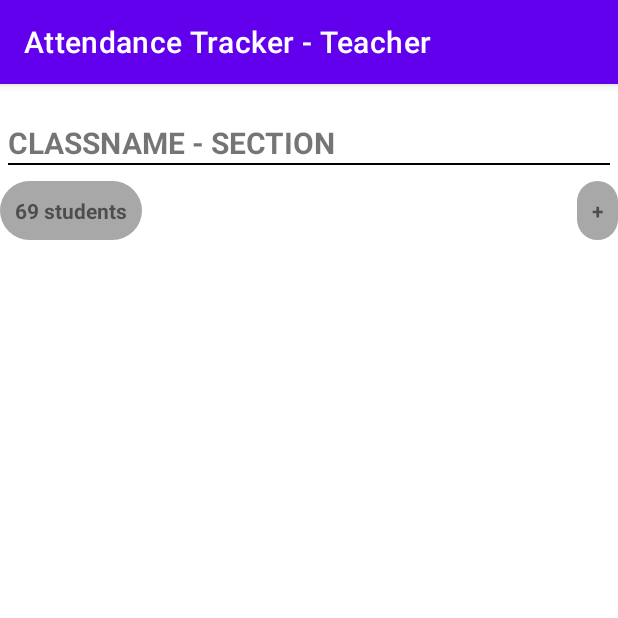
After one commit to enricosebastian/attendance-tracker-app, an Android app: the SingleClass screen opened directly, with no data from a screen before it, on a phone screen of 412 x 824 dp, the top half of it. The commit adds this screen. Run offline under Robolectric (Android 15) with nearby library versions, the phone set to English and light mode, and no system bars.

Commit message:
added single class view

```diff
--- a/app-tracker-teacher/app/src/main/AndroidManifest.xml
+++ b/app-tracker-teacher/app/src/main/AndroidManifest.xml
@@ -9,7 +9,10 @@
         android:roundIcon="@mipmap/ic_launcher_round"
         android:supportsRtl="true"
         android:theme="@style/Theme.AttendanceTrackerTeacher">
-        <activity android:name=".Classlist"></activity>
+        <activity
+            android:name=".SingleClass"
+            android:exported="true" />
+        <activity android:name=".Classlist" />
         <activity android:name=".MainActivity">
             <intent-filter>
                 <action android:name="android.intent.action.MAIN" />
--- a/app-tracker-teacher/app/src/main/java/com/mobdeve/s15/group1/attendancetrackerteacher/Adapter.java
+++ b/app-tracker-teacher/app/src/main/java/com/mobdeve/s15/group1/attendancetrackerteacher/Adapter.java
@@ -1,5 +1,6 @@
 package com.mobdeve.s15.group1.attendancetrackerteacher;
 
+import android.content.Intent;
 import android.util.Log;
 import android.view.LayoutInflater;
 import android.view.View;
@@ -42,6 +43,8 @@ public class Adapter extends RecyclerView.Adapter<ViewHolder> {
             @Override
             public void onClick(View v) {
                 Toast.makeText(holder.itemView.getContext(), "entering: "+data.get(position).getClassCode()+" "+data.get(position).getSectionCode(), Toast.LENGTH_SHORT).show();
+                Intent intent = new Intent(holder.itemView.getContext(), SingleClass.class);
+                holder.itemView.getContext().startActivity(intent);
             }
         });
     }
--- /dev/null
+++ b/app-tracker-teacher/app/src/main/java/com/mobdeve/s15/group1/attendancetrackerteacher/SingleClass.java
@@ -0,0 +1,14 @@
+package com.mobdeve.s15.group1.attendancetrackerteacher;
+
+import androidx.appcompat.app.AppCompatActivity;
+
+import android.os.Bundle;
+
+public class SingleClass extends AppCompatActivity {
+
+    @Override
+    protected void onCreate(Bundle savedInstanceState) {
+        super.onCreate(savedInstanceState);
+        setContentView(R.layout.activity_single_class);
+    }
+}
--- /dev/null
+++ b/app-tracker-teacher/app/src/main/res/layout/activity_single_class.xml
@@ -0,0 +1,72 @@
+<?xml version="1.0" encoding="utf-8"?>
+<androidx.constraintlayout.widget.ConstraintLayout xmlns:android="http://schemas.android.com/apk/res/android"
+    xmlns:app="http://schemas.android.com/apk/res-auto"
+    xmlns:tools="http://schemas.android.com/tools"
+    android:layout_width="match_parent"
+    android:layout_height="match_parent"
+    tools:context=".SingleClass">
+
+    <androidx.constraintlayout.widget.ConstraintLayout
+        android:layout_width="wrap_content"
+        android:layout_height="wrap_content"
+        app:layout_constraintTop_toTopOf="parent"
+        app:layout_constraintStart_toStartOf="parent"
+        app:layout_constraintEnd_toEndOf="parent"
+        android:layout_marginTop="20dp"
+        android:id="@+id/topBar"
+        android:padding="5dp">
+
+        <TextView
+            android:layout_width="wrap_content"
+            android:layout_height="wrap_content"
+            android:id="@+id/txtClassTitle"
+            android:text="CLASSNAME - SECTION"
+            android:textStyle="bold"
+            android:textSize="20sp"/>
+
+        <View
+            android:id="@+id/dividerLine"
+            android:layout_width="match_parent"
+            app:layout_constraintTop_toBottomOf="@+id/txtClassTitle"
+            app:layout_constraintStart_toStartOf="parent"
+            app:layout_constraintEnd_toEndOf="parent"
+            android:layout_height="1dp"
+            android:background="@color/black"
+            />
+
+    </androidx.constraintlayout.widget.ConstraintLayout>
+
+    <androidx.constraintlayout.widget.ConstraintLayout
+        android:layout_width="match_parent"
+        android:layout_height="wrap_content"
+        android:id="@+id/infoBar"
+        app:layout_constraintTop_toBottomOf="@+id/topBar"
+        app:layout_constraintStart_toStartOf="parent"
+        app:layout_constraintEnd_toEndOf="parent"
+        android:layout_marginTop="5dp">
+
+        <TextView
+            android:layout_width="wrap_content"
+            android:layout_height="wrap_content"
+            android:id="@+id/txtStudentCount"
+            android:text="69 students"
+            android:textStyle="bold"
+            android:padding="10dp"
+            android:background="@drawable/template_rounded_corner"
+            android:backgroundTint="@color/gray"/>
+
+        <TextView
+            android:layout_width="wrap_content"
+            android:layout_height="wrap_content"
+            android:id="@+id/txtAddClass"
+            android:text="+"
+            android:textStyle="bold"
+            android:padding="10dp"
+            android:background="@drawable/template_rounded_corner"
+            android:backgroundTint="@color/gray"
+            app:layout_constraintEnd_toEndOf="parent"
+            />
+
+    </androidx.constraintlayout.widget.ConstraintLayout>
+
+</androidx.constraintlayout.widget.ConstraintLayout>
--- a/app-tracker-teacher/app/src/main/res/values/colors.xml
+++ b/app-tracker-teacher/app/src/main/res/values/colors.xml
@@ -15,4 +15,5 @@
     <color name="orange">#BD7034</color>
     <color name="green">#387837</color>
     <color name="pink">#F3C5CF</color>
+    <color name="gray">#A8A8A8</color>
 </resources>
```
